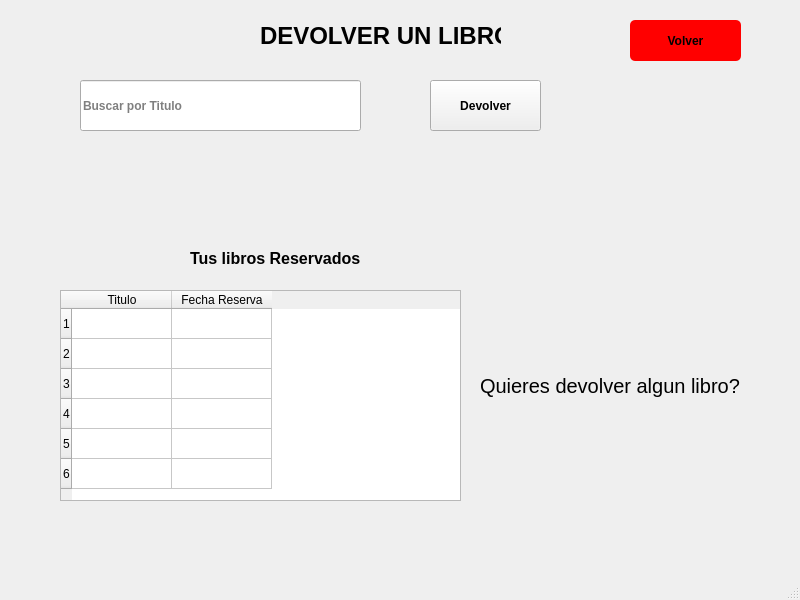
Old version of the form plantillas/paginaDevolver.ui in the repository c4rlos-m/proyecto.
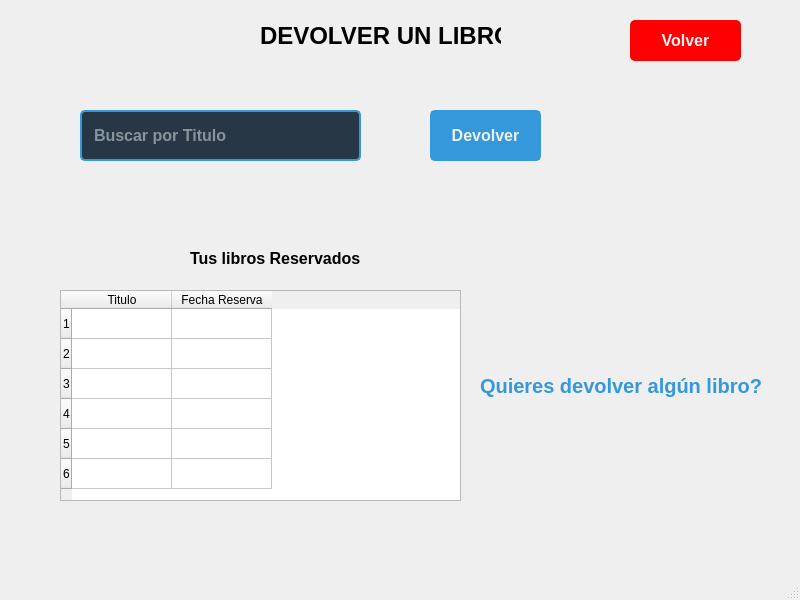
New version of the form.

Diff of the .ui file:
```diff
--- a/plantillas/paginaDevolver.ui
+++ b/plantillas/paginaDevolver.ui
@@ -13,6 +13,29 @@
   <property name="windowTitle">
    <string>MainWindow</string>
   </property>
+  <property name="styleSheet">
+   <string notr="true">/* Estilos para QLineEdit */
+QLineEdit {
+    background-color: #273746; /* Fondo azul oscuro */
+    color: #ECF0F1; /* Texto blanco */
+    border: 2px solid #3498DB; /* Borde azul */
+    border-radius: 5px;
+    padding: 10px;
+    font-size: 16px; /* Tamaño de letra */
+    text-align: center; /* Texto centrado */
+}
+
+/* Estilos para QPushButton */
+QPushButton {
+    background-color: #3498DB; /* Fondo azul */
+    color: #ECF0F1; /* Texto blanco */
+    border: 2px solid #3498DB; /* Borde azul */
+    border-radius: 5px;
+    padding: 10px 20px; /* Ajuste del padding */
+    font-size: 16px; /* Tamaño de letra */
+    text-align: center; /* Texto centrado */
+}</string>
+  </property>
   <widget class="QWidget" name="centralwidget">
    <widget class="QTableWidget" name="tableWidget">
     <property name="geometry">
@@ -91,10 +114,14 @@
     <property name="font">
      <font>
       <pointsize>15</pointsize>
+      <bold>true</bold>
      </font>
     </property>
+    <property name="styleSheet">
+     <string notr="true">color: #3498DB</string>
+    </property>
     <property name="text">
-     <string>Quieres devolver algun libro?</string>
+     <string>Quieres devolver algún libro?</string>
     </property>
    </widget>
    <widget class="QLabel" name="label_2">
@@ -127,6 +154,7 @@
     </property>
     <property name="font">
      <font>
+      <pointsize>-1</pointsize>
       <bold>true</bold>
       <underline>false</underline>
       <strikeout>false</strikeout>
@@ -146,13 +174,14 @@
     <property name="geometry">
      <rect>
       <x>80</x>
-      <y>80</y>
+      <y>110</y>
       <width>281</width>
       <height>51</height>
      </rect>
     </property>
     <property name="font">
      <font>
+      <pointsize>-1</pointsize>
       <bold>true</bold>
      </font>
     </property>
@@ -164,13 +193,14 @@
     <property name="geometry">
      <rect>
       <x>430</x>
-      <y>80</y>
+      <y>110</y>
       <width>111</width>
       <height>51</height>
      </rect>
     </property>
     <property name="font">
      <font>
+      <pointsize>-1</pointsize>
       <bold>true</bold>
      </font>
     </property>
```
